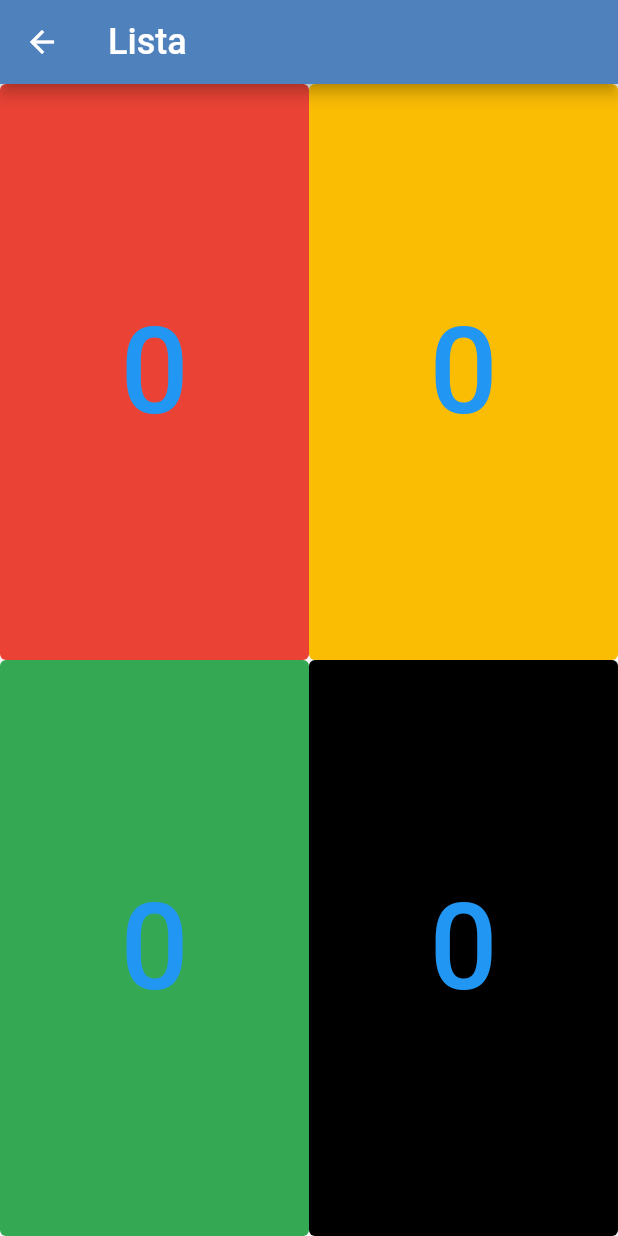
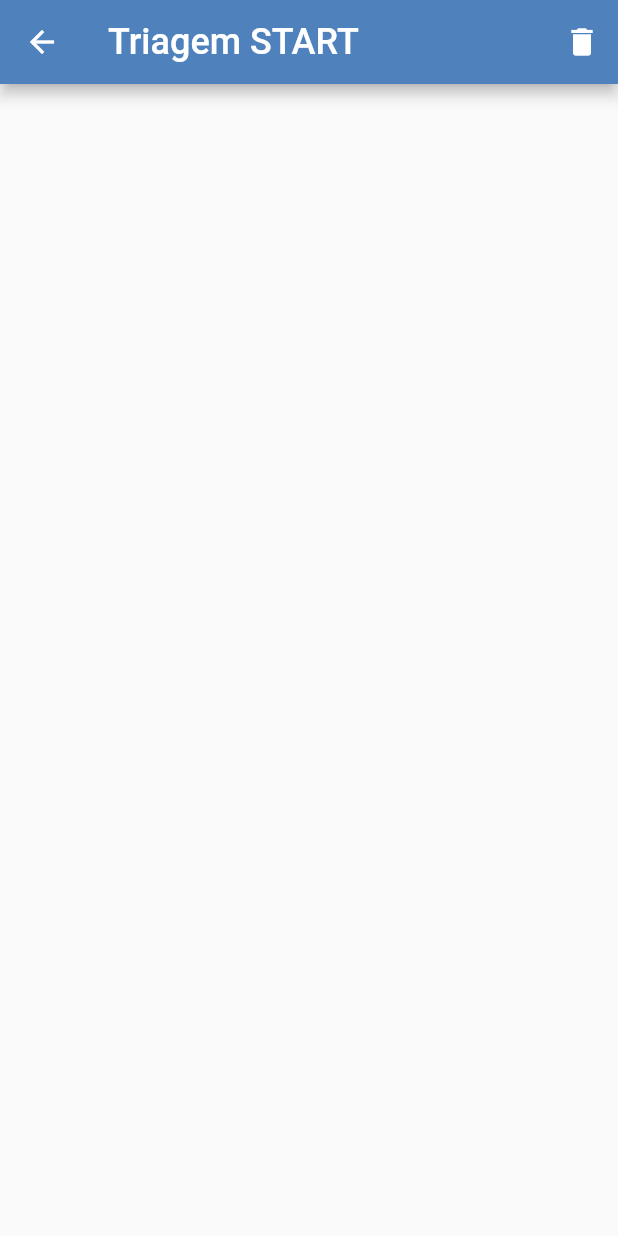
Before and after one commit to davidjosearaujo/ephscores, a Flutter app: the screen it shows after launch, after a tap on "Triagem START", on a phone screen of 412 x 824 dp. Run offline on Flutter 3.47's test engine with Material 2 defaults, Android fonts, the phone set to English and light mode, and no system bars; missing offline and left inert: flutter_flashlight; statements that could not run were skipped.

Commit message:
START triage biginning

```diff
--- /dev/null
+++ b/ephscores/lib/START.dart
@@ -0,0 +1,31 @@
+import 'package:flutter/material.dart';
+
+class START extends StatefulWidget {
+  @override
+  _STARTState createState() => _STARTState();
+}
+
+class _STARTState extends State<START> {
+  @override
+  Widget build(BuildContext context) {
+    return Scaffold(
+      appBar: AppBar(
+        title: Text(
+          "Triagem START",
+          style: TextStyle(fontSize: 24),
+        ),
+        backgroundColor: Color.fromRGBO(79, 129, 189, 1.0),
+        actions: [
+          IconButton(onPressed: () {}, icon: Icon(Icons.delete)),
+        ],
+      ),
+      //body:
+      bottomNavigationBar: ButtonBar(
+        alignment: MainAxisAlignment.spaceEvenly
+        children: [
+
+        ],
+      ),
+    );
+  }
+}
--- a/ephscores/lib/STARTList.dart
+++ b/ephscores/lib/STARTList.dart
@@ -17,10 +17,13 @@ class _STARTListState extends State<STARTList> {
     return Scaffold(
       appBar: AppBar(
         title: Text(
-          "Lista",
+          "Sumário",
           style: TextStyle(fontSize: 24),
         ),
         backgroundColor: Color.fromRGBO(79, 129, 189, 1.0),
+        actions: [
+          IconButton(onPressed: () {}, icon: Icon(Icons.delete)),
+        ],
       ),
       body: Column(
         mainAxisSize: MainAxisSize.max,
@@ -32,37 +35,29 @@ class _STARTListState extends State<STARTList> {
               crossAxisAlignment: CrossAxisAlignment.stretch,
               children: [
                 Expanded(
-                  child: TextButton(
+                  child: Container(
+                    child: Center(
                       child: Text(
                         "${widget.p1}",
                         style: TextStyle(
                             fontSize: 80,
+                            color: Color.fromRGBO(79, 129, 189, 1.0)),
                       ),
                     ),
-                    style: ButtonStyle(
-                      backgroundColor: MaterialStateProperty.resolveWith<Color>(
-                          (Set<MaterialState> states) {
-                        return Color.fromRGBO(234, 67, 53, 1.0);
-                      }),
-                    ),
-                    onPressed: () {},
+                    color: Color.fromRGBO(234, 67, 53, 1.0),
                   ),
                 ),
                 Expanded(
-                  child: TextButton(
+                  child: Container(
+                    child: Center(
                       child: Text(
                         "${widget.p2}",
                         style: TextStyle(
                             fontSize: 80,
+                            color: Color.fromRGBO(79, 129, 189, 1.0)),
                       ),
                     ),
-                    style: ButtonStyle(
-                      backgroundColor: MaterialStateProperty.resolveWith<Color>(
-                          (Set<MaterialState> states) {
-                        return Color.fromRGBO(251, 188, 4, 1.0);
-                      }),
-                    ),
-                    onPressed: () {},
+                    color: Color.fromRGBO(251, 188, 4, 1.0),
                   ),
                 ),
               ],
@@ -74,37 +69,29 @@ class _STARTListState extends State<STARTList> {
               crossAxisAlignment: CrossAxisAlignment.stretch,
               children: [
                 Expanded(
-                  child: TextButton(
+                  child: Container(
+                    child: Center(
                       child: Text(
                         "${widget.p3}",
                         style: TextStyle(
                             fontSize: 80,
+                            color: Color.fromRGBO(79, 129, 189, 1.0)),
                       ),
                     ),
-                    style: ButtonStyle(
-                      backgroundColor: MaterialStateProperty.resolveWith<Color>(
-                          (Set<MaterialState> states) {
-                        return Color.fromRGBO(52, 168, 83, 1.0);
-                      }),
-                    ),
-                    onPressed: () {},
+                    color: Color.fromRGBO(52, 168, 83, 1.0),
                   ),
                 ),
                 Expanded(
-                  child: TextButton(
+                  child: Container(
+                    child: Center(
                       child: Text(
                         "${widget.p4}",
                         style: TextStyle(
                             fontSize: 80,
+                            color: Color.fromRGBO(79, 129, 189, 1.0)),
                       ),
                     ),
-                    style: ButtonStyle(
-                      backgroundColor: MaterialStateProperty.resolveWith<Color>(
-                          (Set<MaterialState> states) {
-                        return Colors.black;
-                      }),
-                    ),
-                    onPressed: () {},
+                    color: Colors.black,
                   ),
                 ),
               ],
--- a/ephscores/lib/main.dart
+++ b/ephscores/lib/main.dart
@@ -1,6 +1,7 @@
 import 'package:flutter/material.dart';
 import 'package:flutter/services.dart';
 import 'package:flutter_flashlight/flutter_flashlight.dart';
+import 'START.dart';
 import 'STARTList.dart';
 import 'Score.dart';
 
@@ -22,7 +23,7 @@ class EPHScores extends StatelessWidget {
       routes: {
         "/": (context) => EPHScoresPage(),
         "/scores": (context) => Score(),
-        //"/START": (context) => START(),
+        "/START": (context) => START(),
         "/START/List": (context) => STARTList()
       },
       themeMode: ThemeMode.dark,
@@ -116,7 +117,7 @@ class _EPHScoresPageState extends State<EPHScoresPage> {
                       ),
                     ),
                     onPressed: () {
-                      Navigator.pushNamed(context, "/START/List");
+                      Navigator.pushNamed(context, "/START");
                     },
                   ),
                 ),
@@ -130,9 +131,8 @@ class _EPHScoresPageState extends State<EPHScoresPage> {
                         child: ElevatedButton(
                           child: Icon(
                             Icons.remove_red_eye,
-                            color: !flash
-                                ? Colors.white
-                                : Color.fromRGBO(44, 73, 108, 1.0),
+                            color: flash
+                                ? Color.fromRGBO(44, 73, 108, 1.0) : Colors.white,
                             size: 60,
                           ),
                           style: ButtonStyle(
@@ -150,7 +150,7 @@ class _EPHScoresPageState extends State<EPHScoresPage> {
                           ),
                           onPressed: () {
                             setState(() {
-                              !flash
+                              flash
                                   ? Flashlight.lightOff()
                                   : Flashlight.lightOn();
                               flash = !flash;
```
Also changed, not shown: UI/Pencil project/Colors.txt (+7 -4 lines). Lines whose indentation alone changed are shown as unchanged.
